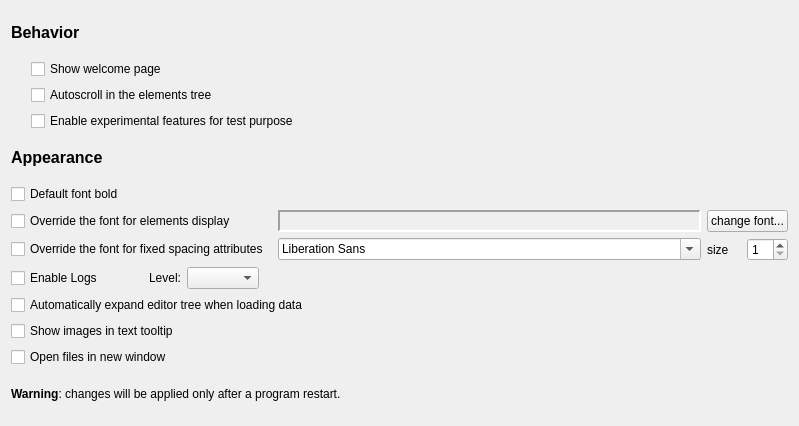
The window that src/config/configurationgeneraloptions.ui (lbellonda/qxmledit) describes before a commit, drawn with Qt 5.
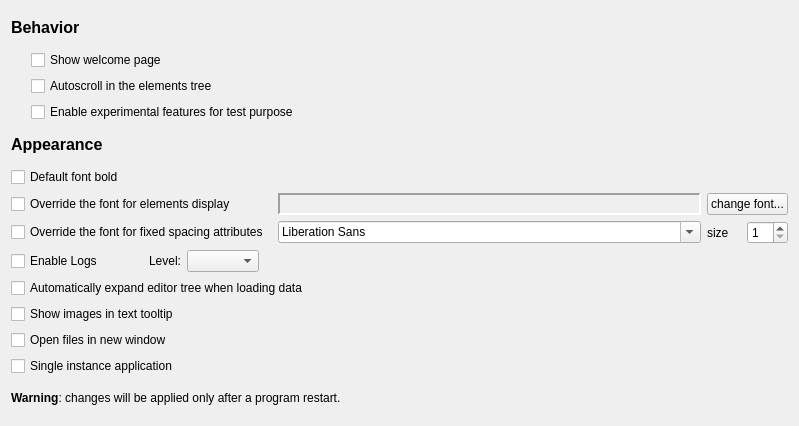
The same window after the commit.

Commit message: Added an option to enable single instance.

```diff
--- a/src/config/configurationgeneraloptions.ui
+++ b/src/config/configurationgeneraloptions.ui
@@ -223,6 +223,13 @@
      </property>
     </widget>
    </item>
+   <item>
+    <widget class="QCheckBox" name="cbSingleInstance">
+     <property name="text">
+      <string>Single instance application</string>
+     </property>
+    </widget>
+   </item>
    <item>
     <widget class="QLabel" name="label_7">
      <property name="enabled">
```
The commit also changes 1 other file.
